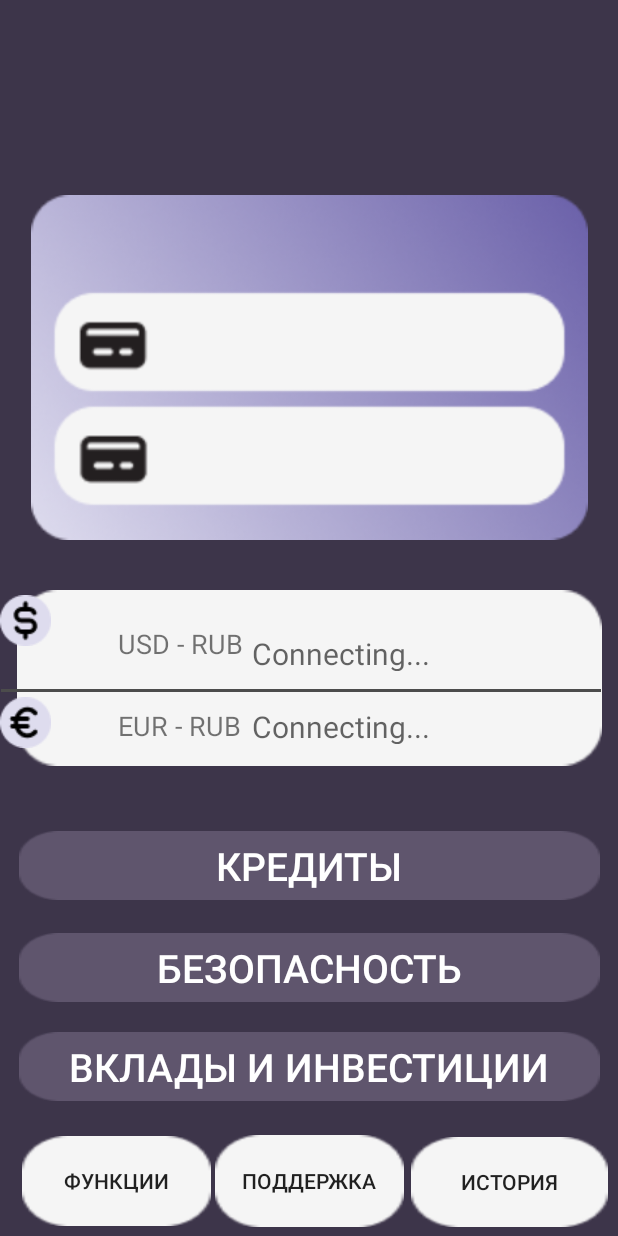
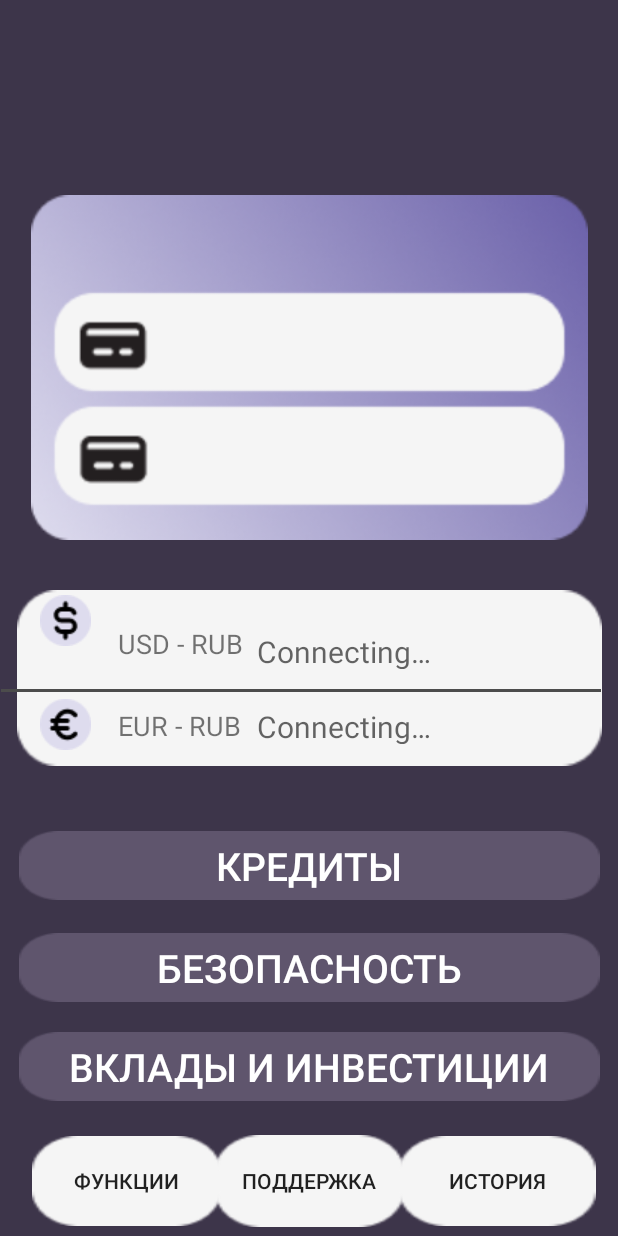
Before and after one commit to dorallodee/Finale, an Android app: the MainScreen screen opened directly, with no data from a screen before it, on a phone screen of 412 x 824 dp. Run offline under Robolectric (Android 15) with nearby library versions, the phone set to English and light mode, and no system bars.

Commit message:
Buttons and background

```diff
--- a/app/src/main/res/layout/activity_main_sreen.xml
+++ b/app/src/main/res/layout/activity_main_sreen.xml
@@ -14,6 +14,7 @@
         android:id="@+id/imageView2"
         android:layout_width="390dp"
         android:layout_height="132dp"
+        android:contentDescription="@string/dollar_euro"
         app:layout_constraintBottom_toBottomOf="parent"
         app:layout_constraintEnd_toEndOf="parent"
         app:layout_constraintStart_toStartOf="parent"
@@ -22,13 +23,13 @@
         app:srcCompat="@drawable/dollar_euro"
         tools:ignore="MissingConstraints" />
 
+
     <TextView
         android:id="@+id/USD2"
         android:layout_width="100dp"
         android:layout_height="30dp"
         android:text="@string/EUR"
         android:textSize="18sp"
-
         app:layout_constraintBottom_toTopOf="@+id/buttonSupport"
         app:layout_constraintEnd_toEndOf="parent"
         app:layout_constraintHorizontal_bias="0.252"
@@ -44,7 +45,7 @@
         android:textSize="20sp"
         app:layout_constraintBottom_toTopOf="@+id/buttonSupport"
         app:layout_constraintEnd_toEndOf="parent"
-        app:layout_constraintHorizontal_bias="0.875"
+        app:layout_constraintHorizontal_bias="0.893"
         app:layout_constraintStart_toStartOf="parent"
         app:layout_constraintTop_toTopOf="parent"
         app:layout_constraintVertical_bias="0.644" />
@@ -84,10 +85,10 @@
         android:textSize="20sp"
         app:layout_constraintBottom_toTopOf="@+id/buttonSupport"
         app:layout_constraintEnd_toEndOf="parent"
-        app:layout_constraintHorizontal_bias="0.875"
+        app:layout_constraintHorizontal_bias="0.893"
         app:layout_constraintStart_toStartOf="parent"
         app:layout_constraintTop_toTopOf="parent"
-        app:layout_constraintVertical_bias="0.577" />
+        app:layout_constraintVertical_bias="0.575" />
 
     <Button
         android:id="@+id/buttonSupport"
@@ -101,6 +102,7 @@
         app:layout_constraintTop_toTopOf="parent"
         app:layout_constraintVertical_bias="0.992" />
 
+
     <Button
         android:id="@+id/buttonFunc"
         android:layout_width="126dp"
@@ -109,7 +111,7 @@
         android:text="@string/functions"
         app:layout_constraintBottom_toBottomOf="parent"
         app:layout_constraintEnd_toEndOf="parent"
-        app:layout_constraintHorizontal_bias="0.051"
+        app:layout_constraintHorizontal_bias="0.074"
         app:layout_constraintStart_toStartOf="parent"
         app:layout_constraintTop_toTopOf="parent"
         app:layout_constraintVertical_bias="0.991" />
@@ -122,11 +124,10 @@
         android:text="@string/history"
         app:layout_constraintBottom_toBottomOf="parent"
         app:layout_constraintEnd_toEndOf="parent"
-        app:layout_constraintHorizontal_bias="0.977"
+        app:layout_constraintHorizontal_bias="0.947"
         app:layout_constraintStart_toStartOf="parent"
         app:layout_constraintTop_toTopOf="parent"
-        app:layout_constraintVertical_bias="0.992" />
-
+        app:layout_constraintVertical_bias="0.991" />
 
     <TextView
         android:id="@+id/currency3"
@@ -215,26 +216,33 @@
         android:id="@+id/imageView3"
         android:layout_width="wrap_content"
         android:layout_height="wrap_content"
+        android:contentDescription="@string/dollar"
         app:layout_constraintBottom_toBottomOf="@+id/imageView2"
+        app:layout_constraintEnd_toEndOf="@+id/currency1"
+        app:layout_constraintHorizontal_bias="0.045"
+        app:layout_constraintStart_toStartOf="@+id/imageView2"
         app:layout_constraintTop_toBottomOf="@+id/imageView5"
         app:layout_constraintVertical_bias="0.298"
-        app:srcCompat="@drawable/dollar"
-        tools:layout_editor_absoluteX="39dp" />
+        app:srcCompat="@drawable/dollar" />
 
     <ImageView
         android:id="@+id/imageView4"
         android:layout_width="wrap_content"
         android:layout_height="wrap_content"
+        android:contentDescription="@string/euro"
         app:layout_constraintBottom_toBottomOf="@+id/imageView2"
+        app:layout_constraintEnd_toEndOf="@+id/currency2"
+        app:layout_constraintHorizontal_bias="0.045"
+        app:layout_constraintStart_toStartOf="@+id/imageView2"
         app:layout_constraintTop_toTopOf="@+id/imageView2"
-        app:layout_constraintVertical_bias="0.806"
-        app:srcCompat="@drawable/euro"
-        tools:layout_editor_absoluteX="39dp" />
+        app:layout_constraintVertical_bias="0.816"
+        app:srcCompat="@drawable/euro" />
 
     <ImageView
         android:id="@+id/imageView5"
         android:layout_width="390dp"
         android:layout_height="230dp"
+        android:contentDescription="@string/cards"
         app:layout_constraintBottom_toBottomOf="@+id/buttonSupport"
         app:layout_constraintEnd_toEndOf="parent"
         app:layout_constraintStart_toStartOf="parent"
--- a/app/src/main/res/values/strings.xml
+++ b/app/src/main/res/values/strings.xml
@@ -9,8 +9,12 @@
     <string name="depositsAndInvestments">Вклады и инвестиции</string>
     <string name="security">Безопасность</string>
     <string name="loans">Кредиты</string>
-    <string name="connecting">Connecting...</string>
+    <string name="connecting">Connecting…</string>
     <string name="USD">USD - RUB</string>
     <string name="EUR">EUR - RUB</string>
+    <string name="dollar_euro" />
+    <string name="dollar" />
+    <string name="euro" />
+    <string name="cards" />
     <string name="portfel">Портфель с акциями Портфель с акциями Портфель с акциями Портфель с акциями Портфель с акциями Портфель с акциями Портфель с акциями Портфель с акциями Портфель с акциями Портфель с акциями Портфель с акциями Портфель с акциями Портфель с акциями Портфель с акциями Портфель с акциями Портфель с акциями Портфель с акциями Портфель с акциями Портфель с акциями Портфель с акциями Портфель с акциями Портфель с акциями Портфель с акциями Портфель с акциями Портфель с акциями Портфель с акциями Портфель с акциями Портфель с акциями Портфель с акциями Портфель с акциями Портфель с акциями Портфель с акциями Портфель с акциями </string>
 </resources>
```
